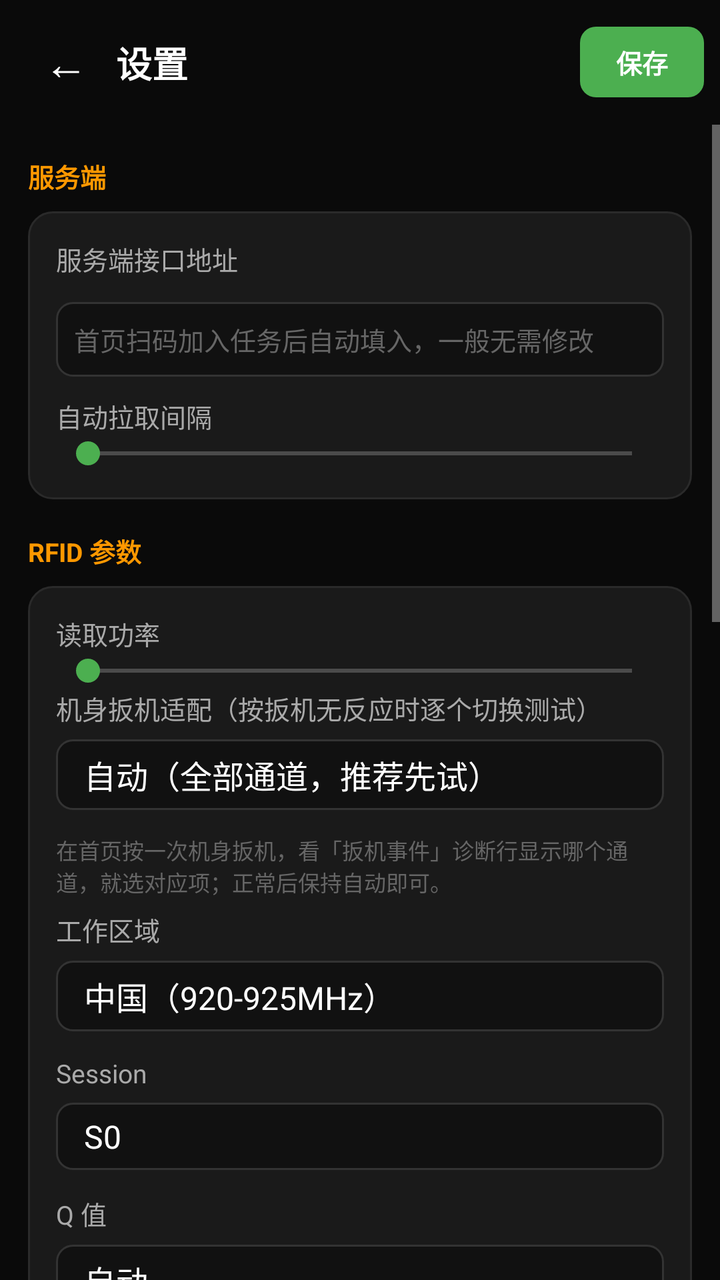
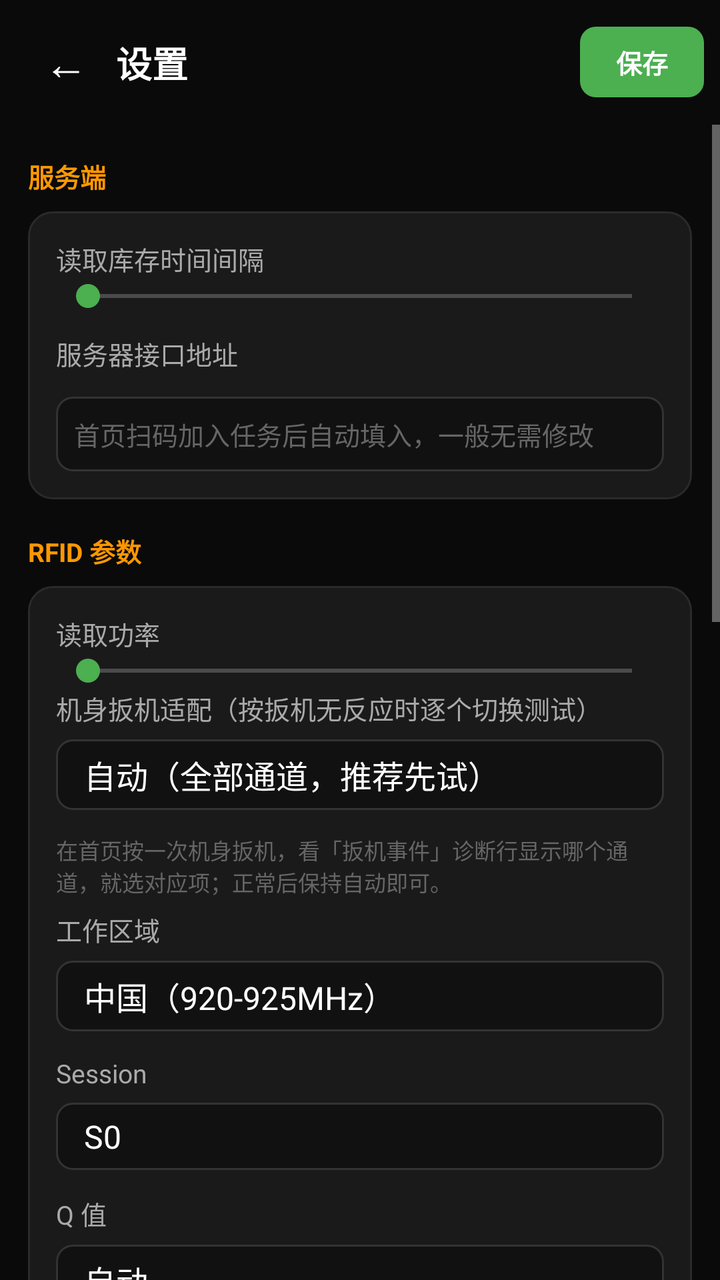

Two renders of the same Android screen: before a commit and after it. Below are the layout's source before the change and the commit's diff.
<!-- AndroidManifest.xml: application theme Theme.Rfid -->
<!-- res/layout/activity_settings.xml -->
<?xml version="1.0" encoding="utf-8"?>
<LinearLayout xmlns:android="http://schemas.android.com/apk/res/android"
    android:layout_width="match_parent"
    android:layout_height="match_parent"
    android:orientation="vertical"
    android:background="@color/bg"
    android:fitsSystemWindows="true">

    <LinearLayout
        android:layout_width="match_parent"
        android:layout_height="wrap_content"
        android:orientation="horizontal"
        android:gravity="center_vertical"
        android:paddingHorizontal="8dp"
        android:paddingVertical="10dp">

        <TextView
            android:id="@+id/btnBack"
            android:layout_width="wrap_content"
            android:layout_height="wrap_content"
            android:paddingHorizontal="14dp"
            android:paddingVertical="6dp"
            android:text="←"
            android:textColor="@color/text_primary"
            android:textSize="22sp" />

        <TextView
            android:layout_width="0dp"
            android:layout_height="wrap_content"
            android:layout_weight="1"
            android:text="@string/settings_title"
            android:textColor="@color/text_primary"
            android:textSize="18sp"
            android:textStyle="bold" />

        <TextView
            android:id="@+id/btnStSave"
            android:layout_width="wrap_content"
            android:layout_height="wrap_content"
            android:background="@drawable/bg_btn_green"
            android:paddingHorizontal="18dp"
            android:paddingVertical="8dp"
            android:text="@string/btn_save"
            android:textColor="#FFFFFF"
            android:textSize="13sp"
            android:textStyle="bold" />
    </LinearLayout>

    <ScrollView
        android:layout_width="match_parent"
        android:layout_height="0dp"
        android:layout_weight="1"
        android:scrollbars="vertical">

        <LinearLayout
            android:layout_width="match_parent"
            android:layout_height="wrap_content"
            android:orientation="vertical"
            android:paddingHorizontal="14dp"
            android:paddingBottom="24dp">

            
            <TextView style="@style/StGroup" android:text="@string/st_group_server" />
            <LinearLayout style="@style/StCard" android:orientation="vertical">
                <TextView
                    style="@style/StLabel"
                    android:layout_width="match_parent"
                    android:layout_height="wrap_content"
                    android:text="@string/server_url" />
                <EditText
                    android:id="@+id/stUrl"
                    style="@style/StInput"
                    android:layout_marginTop="6dp"
                    android:hint="@string/server_url_hint"
                    android:inputType="textUri"
                    android:singleLine="true" />
                <LinearLayout
                    android:layout_width="match_parent"
                    android:layout_height="wrap_content"
                    android:layout_marginTop="10dp"
                    android:orientation="horizontal">
                    <TextView
                        android:layout_width="0dp"
                        android:layout_height="wrap_content"
                        android:layout_weight="1"
                        android:text="@string/st_pull_interval"
                        android:textColor="@color/text_secondary"
                        android:textSize="13sp" />
                    <TextView
                        android:id="@+id/stPullVal"
                        android:layout_width="wrap_content"
                        android:layout_height="wrap_content"
                        android:textColor="@color/green"
                        android:textSize="13sp" />
                </LinearLayout>
                <SeekBar
                    android:id="@+id/stPull"
                    android:layout_width="match_parent"
                    android:layout_height="wrap_content"
                    android:max="115"
                    android:progressTint="@color/green"
                    android:thumbTint="@color/green" />
            </LinearLayout>

            
            <TextView style="@style/StGroup" android:text="@string/st_group_rfid" />
            <LinearLayout style="@style/StCard" android:orientation="vertical">
                <LinearLayout
                    android:layout_width="match_parent"
                    android:layout_height="wrap_content"
                    android:orientation="horizontal">
                    <TextView
                        android:layout_width="0dp"
                        android:layout_height="wrap_content"
                        android:layout_weight="1"
                        android:text="@string/st_power"
                        android:textColor="@color/text_secondary"
                        android:textSize="13sp" />
                    <TextView
                        android:id="@+id/stPowerVal"
                        android:layout_width="wrap_content"
                        android:layout_height="wrap_content"
                        android:textColor="@color/green"
                        android:textSize="13sp" />
                </LinearLayout>
                <SeekBar
                    android:id="@+id/stPower"
                    android:layout_width="match_parent"
                    android:layout_height="wrap_content"
                    android:max="25"
                    android:progressTint="@color/green"
                    android:thumbTint="@color/green" />

                <TextView style="@style/StLabel" android:text="@string/st_trigger" />
                <Spinner android:id="@+id/stTriggerMode" style="@style/StSpinner"
                    android:entries="@array/trigger_modes" />
                <TextView
                    android:layout_width="match_parent"
                    android:layout_height="wrap_content"
                    android:layout_marginBottom="6dp"
                    android:text="@string/st_trigger_hint"
                    android:textColor="@color/text_hint"
                    android:textSize="11sp" />

                <TextView style="@style/StLabel" android:text="@string/st_region" />
                <Spinner android:id="@+id/stRegion" style="@style/StSpinner"
                    android:entries="@array/regions" />

                <TextView style="@style/StLabel" android:text="@string/st_session" />
                <Spinner android:id="@+id/stSession" style="@style/StSpinner"
                    android:entries="@array/sessions" />

                <TextView style="@style/StLabel" android:text="@string/st_qvalue" />
                <Spinner android:id="@+id/stQValue" style="@style/StSpinner"
                    android:entries="@array/qvalues" />

                <LinearLayout style="@style/StSwitch">
                    <LinearLayout
                        android:layout_width="0dp"
                        android:layout_height="wrap_content"
                        android:layout_weight="1"
                        android:orientation="vertical">
                        <TextView style="@style/StSwitchLabel" android:text="@string/st_rssi_on" />
                        <TextView style="@style/StSwitchSub" android:text="@string/st_rssi_on_sub" />
                    </LinearLayout>
                    <androidx.appcompat.widget.SwitchCompat
                        android:id="@+id/stRssiEnabled"
                        android:layout_width="wrap_content"
                        android:layout_height="wrap_content" />
                </LinearLayout>

                <LinearLayout
                    android:layout_width="match_parent"
                    android:layout_height="wrap_content"
                    android:orientation="horizontal"
                    android:layout_marginTop="10dp">
                    <TextView
                        android:layout_width="0dp"
                        android:layout_height="wrap_content"
                        android:layout_weight="1"
                        android:text="@string/st_rssi_threshold"
                        android:textColor="@color/text_secondary"
                        android:textSize="13sp" />
                    <TextView
                        android:id="@+id/stRssiVal"
                        android:layout_width="wrap_content"
                        android:layout_height="wrap_content"
                        android:textColor="@color/green"
                        android:textSize="13sp" />
                </LinearLayout>
                <SeekBar
                    android:id="@+id/stRssiThreshold"
                    android:layout_width="match_parent"
                    android:layout_height="wrap_content"
                    android:max="60"
                    android:progressTint="@color/green"
                    android:thumbTint="@color/green" />
                <TextView
                    android:layout_width="match_parent"
                    android:layout_height="wrap_content"
                    android:text="@string/st_rssi_hint"
                    android:textColor="@color/text_hint"
                    android:textSize="10sp" />
            </LinearLayout>

            
            <TextView style="@style/StGroup" android:text="@string/st_group_count" />
            <LinearLayout style="@style/StCard" android:orientation="vertical">
                <LinearLayout style="@style/StSwitch">
                    <LinearLayout
                        android:layout_width="0dp"
                        android:layout_height="wrap_content"
                        android:layout_weight="1"
                        android:orientation="vertical">
                        <TextView style="@style/StSwitchLabel" android:text="@string/st_dedup" />
                        <TextView style="@style/StSwitchSub" android:text="@string/st_dedup_sub" />
                    </LinearLayout>
                    <androidx.appcompat.widget.SwitchCompat
                        android:id="@+id/stDedup"
                        android:layout_width="wrap_content"
                        android:layout_height="wrap_content" />
                </LinearLayout>
                <LinearLayout style="@style/StSwitch">
                    <LinearLayout
                        android:layout_width="0dp"
                        android:layout_height="wrap_content"
                        android:layout_weight="1"
                        android:orientation="vertical">
                        <TextView style="@style/StSwitchLabel" android:text="@string/st_hv" />
                        <TextView style="@style/StSwitchSub" android:text="@string/st_hv_sub" />
                    </LinearLayout>
                    <androidx.appcompat.widget.SwitchCompat
                        android:id="@+id/stHvRemind"
                        android:layout_width="wrap_content"
                        android:layout_height="wrap_content" />
                </LinearLayout>
                <LinearLayout style="@style/StSwitch">
                    <LinearLayout
                        android:layout_width="0dp"
                        android:layout_height="wrap_content"
                        android:layout_weight="1"
                        android:orientation="vertical">
                        <TextView style="@style/StSwitchLabel" android:text="@string/st_vibrate" />
                        <TextView style="@style/StSwitchSub" android:text="@string/st_vibrate_sub" />
                    </LinearLayout>
                    <androidx.appcompat.widget.SwitchCompat
                        android:id="@+id/stVibrate"
                        android:layout_width="wrap_content"
                        android:layout_height="wrap_content" />
                </LinearLayout>
            </LinearLayout>

            
            <TextView style="@style/StGroup" android:text="@string/st_group_device" />
            <LinearLayout style="@style/StCard" android:orientation="vertical">
                <LinearLayout style="@style/StInfoRow">
                    <TextView style="@style/StInfoLabel" android:text="@string/st_dev_model" />
                    <TextView style="@style/StInfoValue" android:text="成为 C27" />
                </LinearLayout>
                <LinearLayout style="@style/StInfoRow">
                    <TextView style="@style/StInfoLabel" android:text="@string/st_dev_id" />
                    <TextView
                        android:id="@+id/stDeviceId"
                        style="@style/StInfoValue" />
                </LinearLayout>
                <LinearLayout style="@style/StInfoRow">
                    <TextView style="@style/StInfoLabel" android:text="@string/st_sdk_ver" />
                    <TextView android:id="@+id/stSdkVer" style="@style/StInfoValue" />
                </LinearLayout>
                <LinearLayout style="@style/StInfoRow">
                    <TextView style="@style/StInfoLabel" android:text="@string/st_fw_ver" />
                    <TextView android:id="@+id/stFwVer" style="@style/StInfoValue" />
                </LinearLayout>
                <TextView
                    android:id="@+id/btnReset"
                    android:layout_width="match_parent"
                    android:layout_height="wrap_content"
                    android:layout_marginTop="14dp"
                    android:background="@drawable/bg_btn_dark"
                    android:gravity="center"
                    android:paddingVertical="11dp"
                    android:text="@string/st_reset"
                    android:textColor="#EF9A9A"
                    android:textSize="13sp" />
            </LinearLayout>
        </LinearLayout>
    </ScrollView>
</LinearLayout>
<!-- resources referenced by this layout -->
<resources>
  <string-array name="qvalues">
          <item>@string/q_auto</item>
          <item>Q=1</item><item>Q=2</item><item>Q=3</item><item>Q=4</item>
          <item>Q=5</item><item>Q=6</item><item>Q=7</item>
      </string-array>
  <string-array name="sessions">
          <item>S0</item><item>S1</item><item>S2</item><item>S3</item>
      </string-array>
  <color name="bg">#0A0A0A</color>
  <color name="green">#4CAF50</color>
  <color name="text_hint">#666666</color>
  <color name="text_primary">#FFFFFF</color>
  <color name="text_secondary">#AAAAAA</color>
  <!-- drawable bg_btn_green (drawable) -->
  <?xml version="1.0" encoding="utf-8"?>
  <shape xmlns:android="http://schemas.android.com/apk/res/android" android:shape="rectangle">
      <solid android:color="@color/green" />
      <corners android:radius="8dp" />
  </shape>
  <string name="btn_save">保存</string>
  <string name="server_url">服务端接口地址</string>
  <string name="server_url_hint">首页扫码加入任务后自动填入，一般无需修改</string>
  <string name="settings_title">设置</string>
  <string name="st_dedup">重复扫描自动去重</string>
  <string name="st_dedup_sub">同一商品短时间内重复扫只记一次</string>
  <string name="st_dev_id">设备编号</string>
  <string name="st_dev_model">设备型号</string>
  <string name="st_fw_ver">固件版本</string>
  <string name="st_group_count">盘点设置</string>
  <string name="st_group_device">设备信息</string>
  <string name="st_group_rfid">RFID 参数</string>
  <string name="st_group_server">服务端</string>
  <string name="st_hv">高价值商品提醒</string>
  <string name="st_hv_sub">未扫到的高价值商品置顶显示</string>
  <string name="st_power">读取功率</string>
  <string name="st_pull_interval">自动拉取间隔</string>
  <string name="st_qvalue">Q 值</string>
  <string name="st_region">工作区域</string>
  <string name="st_reset">恢复默认设置</string>
  <string name="st_rssi_hint">低于此值的标签将被忽略（数值越小越灵敏，-90 可读更远，-30 只读很近）</string>
  <string name="st_rssi_on">读取信号强度（RSSI）</string>
  <string name="st_rssi_on_sub">每条标签记录显示信号强度</string>
  <string name="st_rssi_threshold">信号强度阈值</string>
  <string name="st_sdk_ver">SDK 版本</string>
  <string name="st_session">Session</string>
  <string name="st_trigger">机身扳机适配（按扳机无反应时逐个切换测试）</string>
  <string name="st_trigger_hint">在首页按一次机身扳机，看「扳机事件」诊断行显示哪个通道，就选对应项；正常后保持自动即可。</string>
  <string name="st_vibrate">异常时震动提醒</string>
  <string name="st_vibrate_sub">扫到非本店商品时震动一下</string>
  <style name="StCard">
          <item name="android:layout_width">match_parent</item>
          <item name="android:layout_height">wrap_content</item>
          <item name="android:background">@drawable/bg_card</item>
          <item name="android:padding">14dp</item>
      </style>
  <style name="StInfoRow">
          <item name="android:layout_width">match_parent</item>
          <item name="android:layout_height">wrap_content</item>
          <item name="android:orientation">horizontal</item>
          <item name="android:paddingVertical">9dp</item>
      </style>
  <string name="q_auto">自动</string>
  <string name="region_cn">中国（920-925MHz）</string>
  <string name="region_us">美国（902-928MHz）</string>
  <string name="region_eu">欧洲（865-868MHz）</string>
  <string name="region_jp">日本（916-921MHz）</string>
  <string name="region_kr">韩国（917-921MHz）</string>
  <string name="region_au">澳洲（920-926MHz）</string>
  <string name="trig_auto">自动（全部通道，推荐先试）</string>
  <string name="trig_fun1">① RFID功能键广播 android.rfid.FUN_KEY</string>
  <string name="trig_fun2">② 功能键广播 intent.action.FUN_KEY</string>
  <string name="trig_svc">③ 系统扫描服务广播</string>
  <string name="trig_result">④ 扫码结果广播（nlscan等）</string>
  <string name="trig_key">⑤ 物理按键（F键/手柄键）</string>
  <string name="trig_screen">⑥ 仅屏幕按钮（禁用机身扳机）</string>
  <color name="input_stroke">#333333</color>
  <color name="orange">#FF9800</color>
  <color name="green_dark">#2E7D32</color>
  <color name="card">#1A1A1A</color>
  <color name="stroke">#2A2A2A</color>
  <color name="input_bg">#111111</color>
  <!-- unchanged entries left out for length: 16 -->
</resources>

<!-- the commit's change to res/layout/activity_settings.xml (unified diff, before → after) -->
@@ -62,10 +62,37 @@
             
             <TextView style="@style/StGroup" android:text="@string/st_group_server" />
             <LinearLayout style="@style/StCard" android:orientation="vertical">
+                <LinearLayout
+                    android:layout_width="match_parent"
+                    android:layout_height="wrap_content"
+                    android:orientation="horizontal">
+                    <TextView
+                        android:layout_width="0dp"
+                        android:layout_height="wrap_content"
+                        android:layout_weight="1"
+                        android:text="@string/st_pull_interval"
+                        android:textColor="@color/text_secondary"
+                        android:textSize="13sp" />
+                    <TextView
+                        android:id="@+id/stPullVal"
+                        android:layout_width="wrap_content"
+                        android:layout_height="wrap_content"
+                        android:textColor="@color/green"
+                        android:textSize="13sp" />
+                </LinearLayout>
+                <SeekBar
+                    android:id="@+id/stPull"
+                    android:layout_width="match_parent"
+                    android:layout_height="wrap_content"
+                    android:max="115"
+                    android:progressTint="@color/green"
+                    android:thumbTint="@color/green" />
+
                 <TextView
                     style="@style/StLabel"
                     android:layout_width="match_parent"
                     android:layout_height="wrap_content"
+                    android:layout_marginTop="10dp"
                     android:text="@string/server_url" />
                 <EditText
                     android:id="@+id/stUrl"
@@ -74,32 +101,6 @@
                     android:hint="@string/server_url_hint"
                     android:inputType="textUri"
                     android:singleLine="true" />
-                <LinearLayout
-                    android:layout_width="match_parent"
-                    android:layout_height="wrap_content"
-                    android:layout_marginTop="10dp"
-                    android:orientation="horizontal">
-                    <TextView
-                        android:layout_width="0dp"
-                        android:layout_height="wrap_content"
-                        android:layout_weight="1"
-                        android:text="@string/st_pull_interval"
-                        android:textColor="@color/text_secondary"
-                        android:textSize="13sp" />
-                    <TextView
-                        android:id="@+id/stPullVal"
-                        android:layout_width="wrap_content"
-                        android:layout_height="wrap_content"
-                        android:textColor="@color/green"
-                        android:textSize="13sp" />
-                </LinearLayout>
-                <SeekBar
-                    android:id="@+id/stPull"
-                    android:layout_width="match_parent"
-                    android:layout_height="wrap_content"
-                    android:max="115"
-                    android:progressTint="@color/green"
-                    android:thumbTint="@color/green" />
             </LinearLayout>
 
             
<!-- resource entries referenced after the edit -->
@@ -20,7 +20,7 @@
       <corners android:radius="8dp" />
   </shape>
   <string name="btn_save">保存</string>
-  <string name="server_url">服务端接口地址</string>
+  <string name="server_url">服务器接口地址</string>
   <string name="server_url_hint">首页扫码加入任务后自动填入，一般无需修改</string>
   <string name="settings_title">设置</string>
   <string name="st_dedup">重复扫描自动去重</string>
@@ -35,7 +35,7 @@
   <string name="st_hv">高价值商品提醒</string>
   <string name="st_hv_sub">未扫到的高价值商品置顶显示</string>
   <string name="st_power">读取功率</string>
-  <string name="st_pull_interval">自动拉取间隔</string>
+  <string name="st_pull_interval">读取库存时间间隔</string>
   <string name="st_qvalue">Q 值</string>
   <string name="st_region">工作区域</string>
   <string name="st_reset">恢复默认设置</string>
